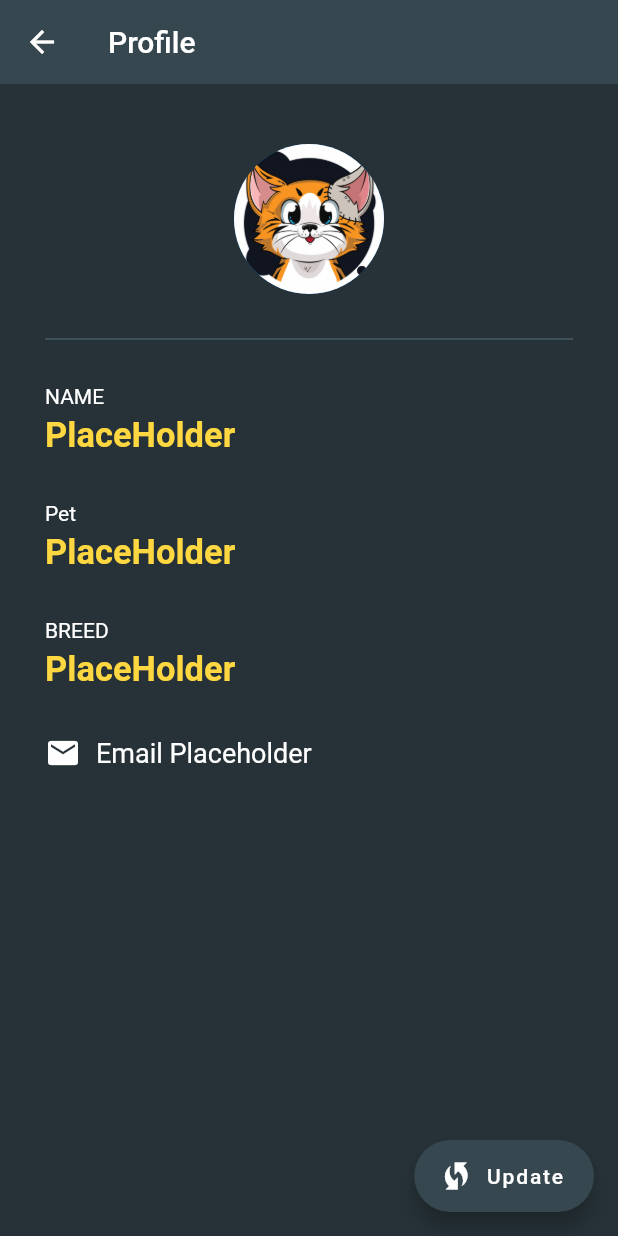
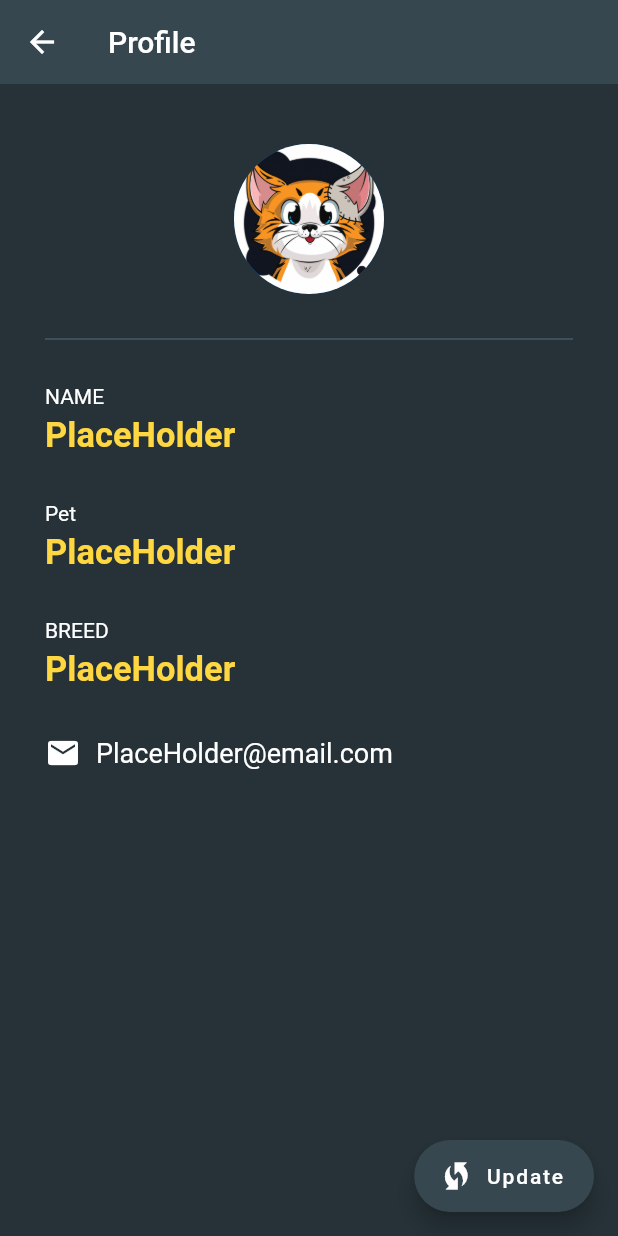
Before and after one commit to 6Niners/Purr, a Flutter app: the FetchProfilePage screen opened directly, on a phone screen of 412 x 824 dp. Run offline on Flutter 3.47's test engine with Material 2 defaults, Android fonts, the light colour scheme and no system bars; our stand-ins replace cloud_firestore, email_validator, firebase_auth, firebase_core, flutter_tindercard, fluttertoast and 2 more; accounts and stored records are empty.

Commit message:
Refactored profile Code, added email in profile, deleted UserDataList file as it was no longer needed after refactoring

```diff
--- a/lib/Profile/FetchProfilePage.dart
+++ b/lib/Profile/FetchProfilePage.dart
@@ -3,7 +3,7 @@ import 'package:flutter/material.dart';
 import 'package:get/get.dart';
 import 'package:purr/Models/ProfileData.dart';
 import 'package:purr/Services/Database.dart';
-import 'package:purr/Profile/UserDataList.dart';
+
 
 
 class FetchProfilePage extends StatefulWidget {
@@ -15,8 +15,14 @@ class FetchProfilePage extends StatefulWidget {
 
 class _FetchProfilePageState extends State<FetchProfilePage> {
 
+  DatabaseService controller = Get.find();
+
   @override
   Widget build(BuildContext context) {
+
+    controller.getUserProfileData();
+
+    return GetBuilder<DatabaseService>( builder: (_) {
 
       return Scaffold(
 
@@ -37,7 +43,83 @@ class _FetchProfilePageState extends State<FetchProfilePage> {
         ),
 
 
-      body: UserDataList(),
-    );
+        body: Padding (
+          padding: EdgeInsets.fromLTRB(30.0, 40.0, 30.0, 0.0),
+
+          child: Column(
+
+            crossAxisAlignment: CrossAxisAlignment.start,
+
+            children: [
+              Center(
+                child: CircleAvatar(
+                  backgroundImage: AssetImage(
+                      "assets/Profile/Images/cat_avatar.jpg"),
+                  radius: 50.0,
+                ),
+              ),
+
+              Divider(height: 60.0, color: Colors.blueGrey[600]),
+
+              Text("NAME", style: TextStyle(
+                color: Colors.white,
+              ),),
+
+              SizedBox(height: 5.0),
+
+              Text(_.profileData[2], style: TextStyle(
+                color: Colors.amberAccent[200],
+                fontSize: 23.0,
+                fontWeight: FontWeight.bold,
+              ),),
+
+              SizedBox(height: 30.0),
+
+              Text("Pet", style: TextStyle(
+                color: Colors.white,
+              ),),
+
+              SizedBox(height: 5.0),
+
+              Text(_.profileData[1], style: TextStyle(
+                color: Colors.amberAccent[200],
+                fontSize: 23.0,
+                fontWeight: FontWeight.bold,
+              ),),
+
+              SizedBox(height: 30.0),
+
+              Text("BREED", style: TextStyle(
+                color: Colors.white,
+              ),),
+
+              SizedBox(height: 5.0),
+
+              Text(_.profileData[0], style: TextStyle(
+                color: Colors.amberAccent[200],
+                fontSize: 23.0,
+                fontWeight: FontWeight.bold,
+              ),),
+
+              SizedBox(height: 30.0),
+
+              Row(
+                children: [
+                  Icon(Icons.email, color: Colors.white,),
+
+                  SizedBox(width: 10),
+
+                  Text(_.userEmail, style: TextStyle(
+                    fontSize: 18.0,
+                    color: Colors.white,
+
+                  ),)
+                ],
+              )
+            ],
+          ),
+        ),
+      )
+    ;});
   }
 }
--- a/lib/Profile/UserDataList.dart
+++ /dev/null
@@ -1,102 +0,0 @@
-import 'package:flutter/material.dart';
-import 'package:get/get.dart';
-import 'package:purr/Models/ProfileData.dart';
-import 'package:purr/Services/Database.dart';
-
-
-class UserDataList extends StatefulWidget {
-  @override
-  _UserDataListState createState() => _UserDataListState();
-}
-
-
-class _UserDataListState extends State<UserDataList> {
-
-  DatabaseService controller = Get.find();
-
-  @override
-  Widget build(BuildContext context) {
-
-    controller.getUserProfileData();
-
-    return GetBuilder<DatabaseService>( builder: (_) {
-
-      return Padding(
-        padding: EdgeInsets.fromLTRB(30.0, 40.0, 30.0, 0.0),
-
-        child: Column(
-
-          crossAxisAlignment: CrossAxisAlignment.start,
-
-          children: [
-            Center(
-              child: CircleAvatar(
-                backgroundImage: AssetImage(
-                    "assets/Profile/Images/cat_avatar.jpg"),
-                radius: 50.0,
-              ),
-            ),
-
-            Divider(height: 60.0, color: Colors.blueGrey[600]),
-
-            Text("NAME", style: TextStyle(
-              color: Colors.white,
-            ),),
-
-            SizedBox(height: 5.0),
-
-            Text(_.profileData[2], style: TextStyle(
-              color: Colors.amberAccent[200],
-              fontSize: 23.0,
-              fontWeight: FontWeight.bold,
-            ),),
-
-            SizedBox(height: 30.0),
-
-            Text("Pet", style: TextStyle(
-              color: Colors.white,
-            ),),
-
-            SizedBox(height: 5.0),
-
-            Text(_.profileData[1], style: TextStyle(
-              color: Colors.amberAccent[200],
-              fontSize: 23.0,
-              fontWeight: FontWeight.bold,
-            ),),
-
-            SizedBox(height: 30.0),
-
-            Text("BREED", style: TextStyle(
-              color: Colors.white,
-            ),),
-
-            SizedBox(height: 5.0),
-
-            Text(_.profileData[0], style: TextStyle(
-              color: Colors.amberAccent[200],
-              fontSize: 23.0,
-              fontWeight: FontWeight.bold,
-            ),),
-
-            SizedBox(height: 30.0),
-
-            Row(
-              children: [
-                Icon(Icons.email, color: Colors.white,),
-
-                SizedBox(width: 10),
-
-                Text("Email Placeholder", style: TextStyle(
-                  fontSize: 18.0,
-                  color: Colors.white,
-
-                ),)
-              ],
-            )
-          ],
-        ),
-      )
-    ;});
-  }
-}
--- a/lib/Services/Database.dart
+++ b/lib/Services/Database.dart
@@ -6,6 +6,7 @@ import 'package:purr/Models/ProfileData.dart';
 class DatabaseService extends GetxController {
   final String uid;
 
+  String userEmail = "PlaceHolder@email.com";
   List<String> profileData = ["PlaceHolder", "PlaceHolder", "PlaceHolder"];
 
 
@@ -33,6 +34,8 @@ class DatabaseService extends GetxController {
       if (document.exists){
         profileData.clear();
 
+        userEmail = firebaseUser.email;
+
         document.data().forEach((key, value) {
           profileData.add(value);
         });
@@ -41,6 +44,8 @@ class DatabaseService extends GetxController {
 
     update();
   }
+
+
 
 
   /*
```
Lines whose indentation alone changed are shown as unchanged.
